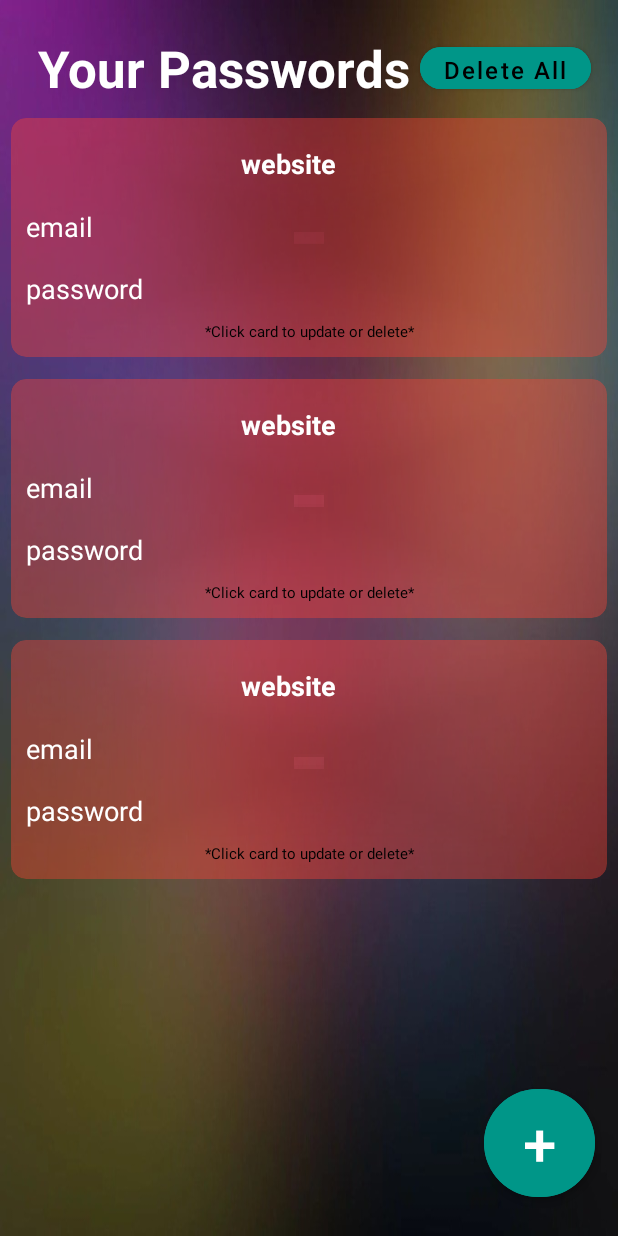
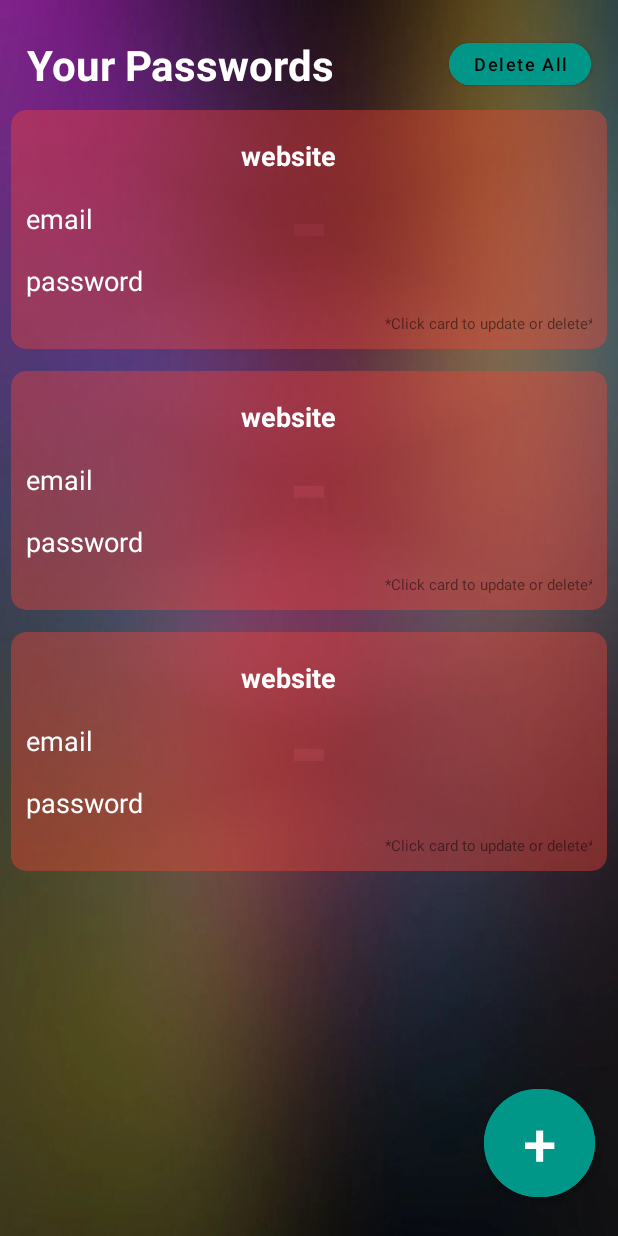
Before and after one commit to darshsingh116/PassKeep, an Android app: the layout activity_main.xml on its own in the app's theme, with its tools: preview values and no code run, on a phone screen of 412 x 824 dp. Run offline under Robolectric (Android 15) with nearby library versions, the phone set to English and light mode, and no system bars.

Commit message:
final confirm

```diff
--- a/app/src/main/res/layout/activity_main.xml
+++ b/app/src/main/res/layout/activity_main.xml
@@ -23,10 +23,10 @@
             android:layout_marginTop="10dp"
             android:layout_weight="1"
             android:fontFamily="sans-serif"
-            android:gravity="center"
+            android:gravity="left"
             android:text="Your Passwords"
             android:textColor="@color/white"
-            android:textSize="34sp"
+            android:textSize="28sp"
             android:textStyle="bold" />
 
         <Button
@@ -39,7 +39,7 @@
             android:text="Delete All"
             android:textAllCaps="false"
             android:textColor="@color/black"
-            android:textSize="16sp"
+            android:textSize="12sp"
             app:cornerRadius="20sp" />
 
         <!--<Button
--- a/app/src/main/res/layout/view.xml
+++ b/app/src/main/res/layout/view.xml
@@ -58,9 +58,9 @@
                 android:layout_height="wrap_content"
                 android:layout_marginTop="1dp"
                 android:fontFamily="sans-serif"
-                android:gravity="center|center_vertical"
+                android:gravity="center|right|center_vertical"
                 android:text="*Click card to update or delete*"
-                android:textColor="@color/black"
+                android:textColor="#80000000"
                 android:textSize="10sp" />
 
 
```
